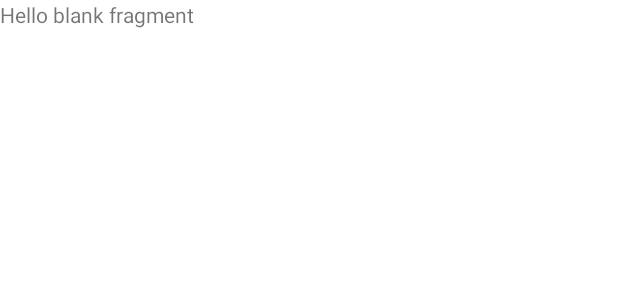
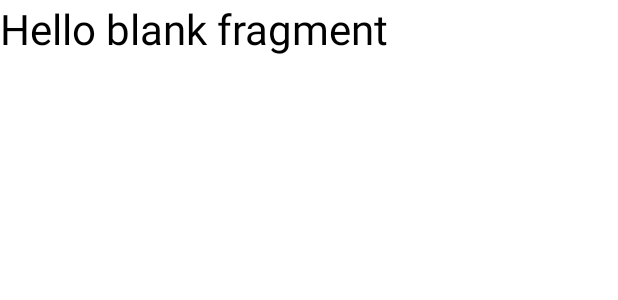
Before and after one commit to charlineee/HomeworkProject, an Android app: the layout fragment_provinces.xml on its own in the app's theme, with its tools: preview values and no code run, on a phone screen of 412 x 824 dp. Shown: the top 300 px of the screen. Run offline under Robolectric (Android 15) with nearby library versions, the phone set to English and light mode, and no system bars.

```diff
--- a/app/src/main/java/com/example/homeworkproject/adapter/LocationAdapter.java
+++ b/app/src/main/java/com/example/homeworkproject/adapter/LocationAdapter.java
@@ -1,5 +1,6 @@
 package com.example.homeworkproject.adapter;
 
+import android.annotation.SuppressLint;
 import android.content.Context;
 import android.view.LayoutInflater;
 import android.view.View;
@@ -38,7 +39,7 @@ public class LocationAdapter extends RecyclerView.Adapter<LocationAdapter.ViewHo
     }
 
     @Override
-    public void onBindViewHolder(@NonNull ViewHolder holder, int position) {
+    public void onBindViewHolder(@NonNull ViewHolder holder, @SuppressLint("RecyclerView") int position) {
         holder.countryText.setText(countryDataArrayList.get(position).getCountryName());
         holder.countryText.setOnClickListener(new View.OnClickListener() {
             @Override
--- a/app/src/main/res/layout/fragment_provinces.xml
+++ b/app/src/main/res/layout/fragment_provinces.xml
@@ -6,9 +6,11 @@
     tools:context=".views.Provinces">
 
     <TextView
-        android:id="@+id/province"
+        android:id="@+id/provinceNames"
         android:layout_width="match_parent"
         android:layout_height="match_parent"
-        android:text="@string/hello_blank_fragment" />
+        android:text="@string/hello_blank_fragment"
+        android:textColor="@color/black"
+        android:textSize="28dp" />
 
 </FrameLayout>
```
